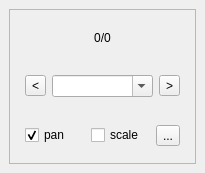
3nids/itembrowser, file ui/ui_itembrowser.ui: the form before one commit.
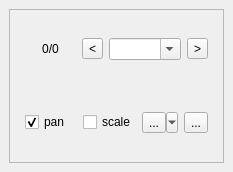
The form after the commit. Icons and pictures are not drawn.

Commit message: run action from browser

```diff
--- a/ui/ui_itembrowser.ui
+++ b/ui/ui_itembrowser.ui
@@ -6,8 +6,8 @@
    <rect>
     <x>0</x>
     <y>0</y>
-    <width>205</width>
-    <height>173</height>
+    <width>233</width>
+    <height>172</height>
    </rect>
   </property>
   <property name="windowTitle">
@@ -33,29 +33,10 @@
        <property name="margin">
         <number>6</number>
        </property>
-       <item row="0" column="0">
-        <widget class="QLabel" name="currentPosLabel">
-         <property name="toolTip">
-          <string/>
-         </property>
-         <property name="accessibleName">
-          <string notr="true"/>
-         </property>
-         <property name="accessibleDescription">
-          <string/>
-         </property>
-         <property name="text">
-          <string notr="true">0/0</string>
-         </property>
-         <property name="alignment">
-          <set>Qt::AlignCenter</set>
-         </property>
-        </widget>
-       </item>
        <item row="1" column="0">
         <widget class="QWidget" name="widget" native="true">
          <layout class="QGridLayout" name="gridLayout">
-          <item row="1" column="1">
+          <item row="1" column="2">
            <widget class="QComboBox" name="listCombo">
             <property name="toolTip">
              <string/>
@@ -69,9 +50,12 @@
             <property name="editable">
              <bool>true</bool>
             </property>
+            <property name="sizeAdjustPolicy">
+             <enum>QComboBox::AdjustToContents</enum>
+            </property>
            </widget>
           </item>
-          <item row="1" column="0">
+          <item row="1" column="1">
            <widget class="QToolButton" name="previousButton">
             <property name="sizePolicy">
              <sizepolicy hsizetype="Minimum" vsizetype="Fixed">
@@ -99,7 +83,7 @@
             </property>
            </widget>
           </item>
-          <item row="1" column="2">
+          <item row="1" column="3">
            <widget class="QToolButton" name="nextButton">
             <property name="sizePolicy">
              <sizepolicy hsizetype="Minimum" vsizetype="Fixed">
@@ -127,6 +111,25 @@
             </property>
            </widget>
           </item>
+          <item row="1" column="0">
+           <widget class="QLabel" name="currentPosLabel">
+            <property name="toolTip">
+             <string/>
+            </property>
+            <property name="accessibleName">
+             <string notr="true"/>
+            </property>
+            <property name="accessibleDescription">
+             <string/>
+            </property>
+            <property name="text">
+             <string notr="true">0/0</string>
+            </property>
+            <property name="alignment">
+             <set>Qt::AlignCenter</set>
+            </property>
+           </widget>
+          </item>
          </layout>
         </widget>
        </item>
@@ -150,7 +153,7 @@
             </property>
            </widget>
           </item>
-          <item row="0" column="2">
+          <item row="0" column="3">
            <widget class="QToolButton" name="editFormButton">
             <property name="toolTip">
              <string notr="true"/>
@@ -167,6 +170,26 @@
             </property>
            </widget>
           </item>
+          <item row="0" column="2">
+           <widget class="QToolButton" name="actionButton">
+            <property name="sizePolicy">
+             <sizepolicy hsizetype="Fixed" vsizetype="Fixed">
+              <horstretch>0</horstretch>
+              <verstretch>0</verstretch>
+             </sizepolicy>
+            </property>
+            <property name="text">
+             <string>...</string>
+            </property>
+            <property name="icon">
+             <iconset>
+              <normaloff>../icons/action.png</normaloff>../icons/action.png</iconset>
+            </property>
+            <property name="popupMode">
+             <enum>QToolButton::MenuButtonPopup</enum>
+            </property>
+           </widget>
+          </item>
          </layout>
         </widget>
        </item>
```
The commit also changes 5 other files.
